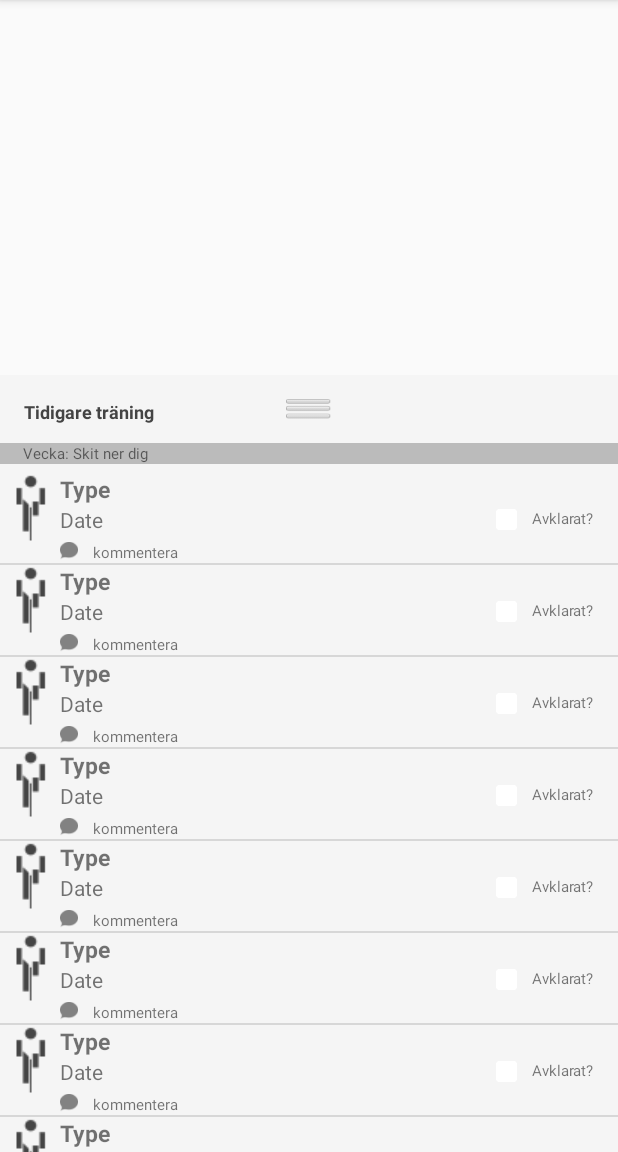
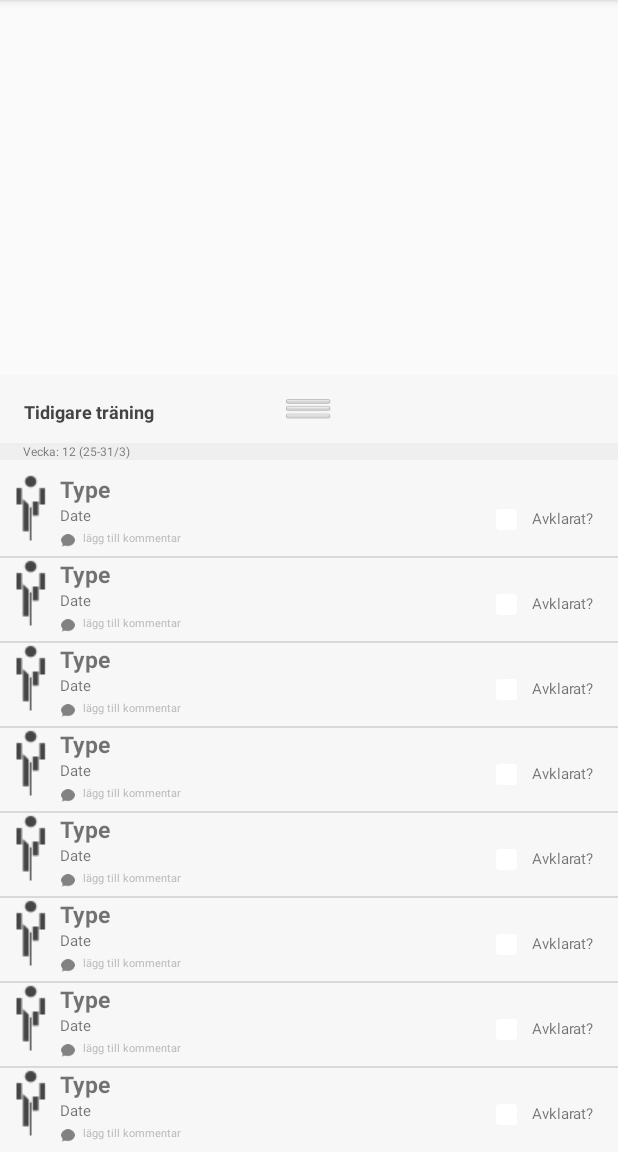
Before and after one commit to maxkernw/Sats, an Android app: the screen it shows after launch (MainActivity), on a phone screen of 412 x 824 dp, the part 84-1236 px from its top. Run offline under Robolectric (Android 15) with nearby library versions, the light colour scheme and no system bars.

Commit message:
fixed design

```diff
--- a/Sats/app/src/main/res/layout/list_items.xml
+++ b/Sats/app/src/main/res/layout/list_items.xml
@@ -27,27 +27,30 @@
         android:layout_width="wrap_content"
         android:layout_height="wrap_content"
         android:text="Date"
+        android:textSize="10dp"
         android:layout_below="@+id/type"
         android:layout_toRightOf="@+id/image_list"
         />
     <ImageView
         android:id="@+id/ic_comment"
         android:src="@drawable/ic_comment"
-        android:layout_width="12dp"
-        android:layout_height="12dp"
-        android:layout_toRightOf="@+id/image_list"
+        android:layout_width="wrap_content"
+        android:layout_height="wrap_content"
+        android:scaleX="0.45"
+        android:scaleY="0.45"
+        android:layout_marginLeft="35dp"
         android:layout_below="@+id/date"
-        android:layout_marginTop="5dp"/>
+
+  />
     <TextView
         android:layout_width="wrap_content"
         android:layout_height="wrap_content"
-        android:layout_toRightOf="@+id/ic_comment"
-
-        android:text="kommentera"
-        android:layout_below="@id/date"
-        android:layout_marginLeft="10dp"
-        android:textSize="10dp"
-        android:layout_marginTop="5dp"/>
+        android:text="lägg till kommentar"
+        android:textSize="7dp"
+        android:textColor="@color/light_gray"
+        android:id="@+id/textView"
+        android:layout_alignBottom="@+id/image_list"
+        android:layout_toEndOf="@+id/ic_comment"/>
 
     <TextView
         android:id="@+id/avklarat"
--- a/Sats/app/src/main/res/layout/min_traning.xml
+++ b/Sats/app/src/main/res/layout/min_traning.xml
@@ -17,7 +17,7 @@
         android:id="@+id/minträning"
         android:layout_width="fill_parent"
         android:layout_height="fill_parent"
-        android:background="@color/gray_light"
+        android:background="#f7f7f7"
         android:layout_below="@+id/graph">
 
         <ImageButton
@@ -34,10 +34,10 @@
             android:layout_width="match_parent"
             android:layout_height="wrap_content"
             android:layout_below="@id/drag_button"
-            android:background="@color/light_gray"
-            android:text="Vecka: Skit ner dig"
+            android:background="#efefef"
+            android:text="Vecka: 12 (25-31/3)"
             android:paddingLeft="15dp"
-            android:textSize="10dp"/>
+            android:textSize="8dp"/>
 
         <TextView
             android:id="@+id/tidigare"
```
